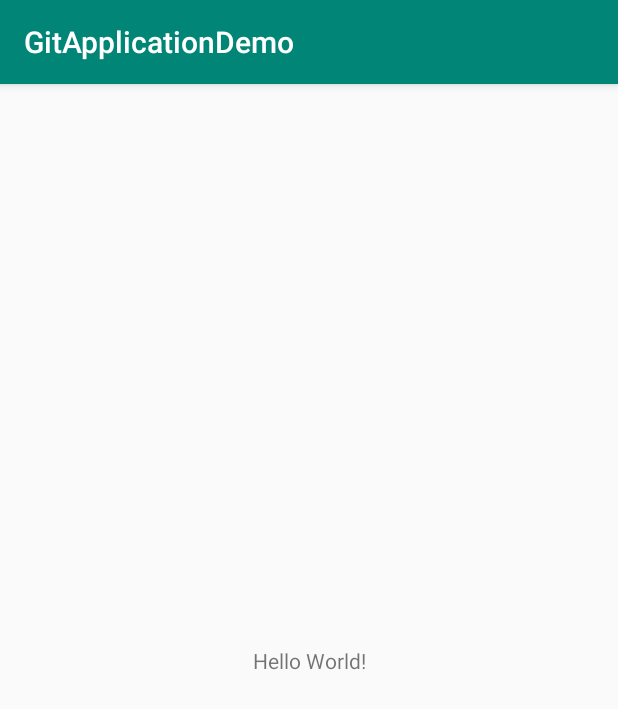
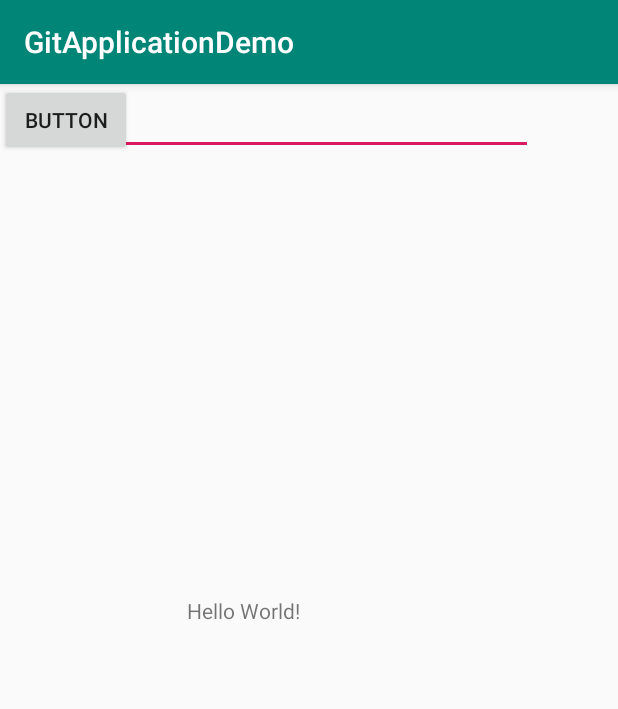
Before and after one commit to MiguelMaciel/GitApplicationDemo, an Android app: the screen it shows after launch (MainActivity), on a phone screen of 412 x 824 dp. Shown: the top 709 px of the screen. Run offline under Robolectric (Android 15) with nearby library versions, the phone set to English and light mode, and no system bars.

Commit message:
Lets Start first commit

```diff
--- a/app/src/main/java/android/example/gitapplicationdemo/MainActivity.java
+++ b/app/src/main/java/android/example/gitapplicationdemo/MainActivity.java
@@ -3,6 +3,11 @@ package android.example.gitapplicationdemo;
 import androidx.appcompat.app.AppCompatActivity;
 
 import android.os.Bundle;
+import android.view.View;
+import android.widget.Button;
+import android.widget.EditText;
+import android.widget.QuickContactBadge;
+import android.widget.TextView;
 
 public class MainActivity extends AppCompatActivity {
 
@@ -10,5 +15,20 @@ public class MainActivity extends AppCompatActivity {
     protected void onCreate(Bundle savedInstanceState) {
         super.onCreate(savedInstanceState);
         setContentView(R.layout.activity_main);
+
+        final EditText etName;
+        final TextView tvName;
+        Button btnHello;
+
+        etName = findViewById(R.id.etName);
+        tvName = findViewById(R.id.tvHelloName);
+        btnHello = findViewById(R.id.button);
+
+        btnHello.setOnClickListener(new View.OnClickListener() {
+            @Override
+            public void onClick(View view) {
+                tvName.setText("Hello " + etName.getText().toString());
+            }
+        });
     }
 }
--- a/app/src/main/res/layout/activity_main.xml
+++ b/app/src/main/res/layout/activity_main.xml
@@ -7,12 +7,30 @@
     tools:context=".MainActivity">
 
     <TextView
-        android:layout_width="wrap_content"
-        android:layout_height="wrap_content"
+        android:id="@+id/tvHelloName"
+        android:layout_width="163dp"
+        android:layout_height="85dp"
         android:text="Hello World!"
         app:layout_constraintBottom_toBottomOf="parent"
         app:layout_constraintLeft_toLeftOf="parent"
         app:layout_constraintRight_toRightOf="parent"
         app:layout_constraintTop_toTopOf="parent" />
 
+    <Button
+        android:id="@+id/button"
+        android:layout_width="wrap_content"
+        android:layout_height="wrap_content"
+        android:text="Button"
+        tools:layout_editor_absoluteX="162dp"
+        tools:layout_editor_absoluteY="173dp" />
+
+    <EditText
+        android:id="@+id/etName"
+        android:layout_width="355dp"
+        android:layout_height="47dp"
+        android:ems="10"
+        android:inputType="textPersonName"
+        tools:layout_editor_absoluteX="31dp"
+        tools:layout_editor_absoluteY="64dp" />
+
 </androidx.constraintlayout.widget.ConstraintLayout>
```
